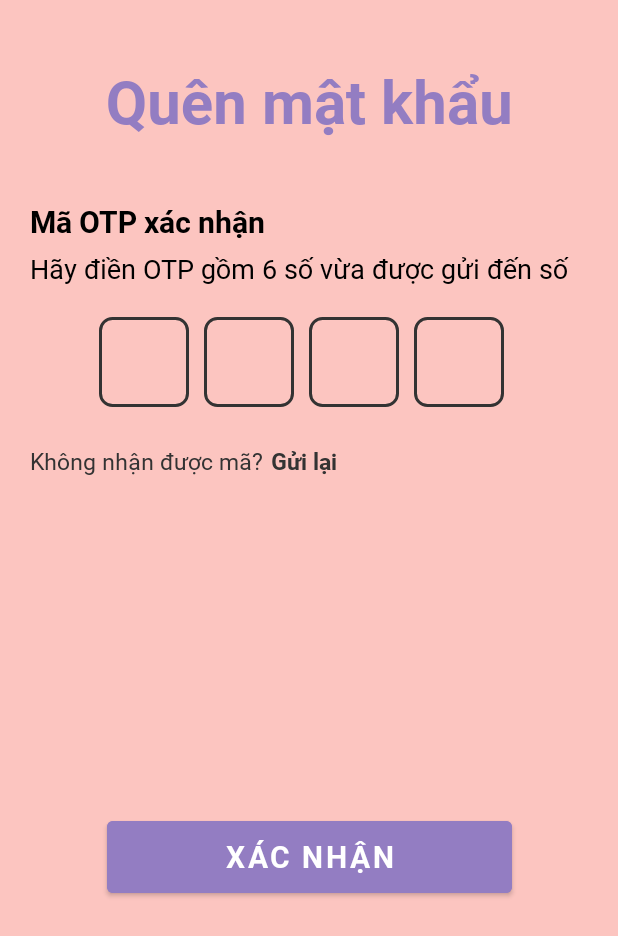
After one commit to binhpt310/DACN-Mobile, an Android app: the quenmatkhau2 screen opened directly, with no data from a screen before it, on a phone screen of 412 x 824 dp. The commit adds this screen. Shown: the top 936 px of the screen. Run offline under Robolectric (Android 15) with nearby library versions, the phone set to English and light mode, and no system bars.

Commit message:
layout quên mật khẩu

```diff
--- a/app/src/main/java/com/example/dacn/RetrofitInterface.java
+++ b/app/src/main/java/com/example/dacn/RetrofitInterface.java
@@ -23,7 +23,7 @@ public interface RetrofitInterface {
 
     RetrofitInterface retrofitInterface = new Retrofit.Builder()
 //            .baseUrl("http://192.168.1.8:3000")
-            .baseUrl("http://192.168.2.153:3000")
+            .baseUrl("http://10.45.161.167:3000")
             .addConverterFactory(GsonConverterFactory.create(gson))
             .build()
             .create(RetrofitInterface.class);
--- /dev/null
+++ b/app/src/main/java/com/example/dacn/quenmatkhau2.java
@@ -0,0 +1,14 @@
+package com.example.dacn;
+
+import androidx.appcompat.app.AppCompatActivity;
+
+import android.os.Bundle;
+
+public class quenmatkhau2 extends AppCompatActivity {
+
+    @Override
+    protected void onCreate(Bundle savedInstanceState) {
+        super.onCreate(savedInstanceState);
+        setContentView(R.layout.activity_quenmatkhau2);
+    }
+}
--- /dev/null
+++ b/app/src/main/res/drawable/bg_khung_otp.xml
@@ -0,0 +1,10 @@
+<?xml version="1.0" encoding="utf-8"?>
+<shape xmlns:android="http://schemas.android.com/apk/res/android"
+    android:shape="rectangle">
+
+    <stroke android:width="2dp"
+        android:color="@color/den80"/>
+
+    <corners android:radius="8dp"/>
+
+</shape>
--- a/app/src/main/res/layout/activity_dang_nhap.xml
+++ b/app/src/main/res/layout/activity_dang_nhap.xml
@@ -135,7 +135,7 @@
             android:layout_width="wrap_content"
             android:layout_height="wrap_content"
             android:layout_marginStart="5dp"
-            android:fontFamily="@font/roboto_medium"
+            android:fontFamily="@font/roboto_bold"
             android:text="Đăng Ký"
             android:textColor="@color/den80"
             android:textSize="15sp"
--- a/app/src/main/res/layout/activity_ontap_tracnghiem.xml
+++ b/app/src/main/res/layout/activity_ontap_tracnghiem.xml
@@ -338,6 +338,7 @@
         android:id="@+id/btn_on_xemnhanh"
         android:layout_width="match_parent"
         android:layout_height="wrap_content"
+        android:layout_marginBottom="10dp"
         android:fontFamily="@font/roboto_medium"
         android:padding="10dp"
         android:text="Tiếp theo"
--- /dev/null
+++ b/app/src/main/res/layout/activity_quenmatkhau2.xml
@@ -0,0 +1,169 @@
+<?xml version="1.0" encoding="utf-8"?>
+<androidx.constraintlayout.widget.ConstraintLayout xmlns:android="http://schemas.android.com/apk/res/android"
+    xmlns:app="http://schemas.android.com/apk/res-auto"
+    xmlns:tools="http://schemas.android.com/tools"
+    android:layout_width="match_parent"
+    android:layout_height="match_parent"
+    tools:context=".quenmatkhau2"
+    android:background="@color/hong">
+
+    <TextView
+        android:id="@+id/text1"
+        android:layout_width="wrap_content"
+        android:layout_height="wrap_content"
+        android:layout_marginTop="40dp"
+        android:fontFamily="@font/roboto_bold"
+        android:text="Quên mật khẩu"
+        android:textColor="@color/timxanh"
+        android:textSize="40sp"
+        app:layout_constraintBottom_toTopOf="@+id/linearLayout"
+        app:layout_constraintEnd_toEndOf="parent"
+        app:layout_constraintStart_toStartOf="parent"
+        app:layout_constraintTop_toTopOf="parent" />
+
+    <LinearLayout
+        android:id="@+id/linearLayout"
+        android:layout_width="match_parent"
+        android:layout_height="wrap_content"
+        android:layout_marginTop="20dp"
+        android:orientation="vertical"
+        android:padding="20dp"
+        app:layout_constraintEnd_toEndOf="parent"
+        app:layout_constraintStart_toStartOf="parent"
+        app:layout_constraintTop_toBottomOf="@+id/text1">
+
+        <TextView
+            android:layout_width="match_parent"
+            android:layout_height="wrap_content"
+            android:fontFamily="@font/roboto_bold"
+            android:text="Mã OTP xác nhận"
+            android:textColor="@color/den"
+            android:textSize="20sp" />
+
+        <TextView
+            android:layout_width="match_parent"
+            android:layout_height="wrap_content"
+            android:layout_marginTop="5dp"
+            android:fontFamily="@font/roboto_regular"
+            android:text="Hãy điền OTP gồm 6 số vừa được gửi đến số "
+            android:textColor="@color/den"
+            android:textSize="18sp" />
+
+    </LinearLayout>
+
+    <LinearLayout
+        android:id="@+id/linearLayout6"
+        android:layout_width="match_parent"
+        android:layout_height="wrap_content"
+        android:gravity="center"
+        android:orientation="horizontal"
+        app:layout_constraintTop_toBottomOf="@+id/linearLayout">
+
+        <EditText
+            android:id="@+id/ed_otp1"
+            android:layout_width="60dp"
+            android:layout_height="60dp"
+            android:layout_marginEnd="10dp"
+            android:background="@drawable/bg_khung_otp"
+            android:fontFamily="@font/roboto_bold"
+            android:gravity="center"
+            android:imeOptions="actionNext"
+            android:importantForAutofill="no"
+            android:inputType="number"
+            android:maxLength="1"
+            android:textColor="@color/den"
+            android:textSize="18sp" />
+
+        <EditText
+            android:id="@+id/ed_otp2"
+            android:layout_width="60dp"
+            android:layout_height="60dp"
+            android:layout_marginEnd="10dp"
+            android:background="@drawable/bg_khung_otp"
+            android:fontFamily="@font/roboto_bold"
+            android:gravity="center"
+            android:imeOptions="actionNext"
+            android:importantForAutofill="no"
+            android:inputType="number"
+            android:maxLength="1"
+            android:textColor="@color/den"
+            android:textSize="18sp" />
+
+        <EditText
+            android:id="@+id/ed_otp3"
+            android:layout_width="60dp"
+            android:layout_height="60dp"
+            android:layout_marginEnd="10dp"
+            android:background="@drawable/bg_khung_otp"
+            android:fontFamily="@font/roboto_bold"
+            android:gravity="center"
+            android:imeOptions="actionNext"
+            android:importantForAutofill="no"
+            android:inputType="number"
+            android:maxLength="1"
+            android:textColor="@color/den"
+            android:textSize="18sp" />
+
+        <EditText
+            android:id="@+id/ed_otp4"
+            android:layout_width="60dp"
+            android:layout_height="60dp"
+            android:layout_marginEnd="10dp"
+            android:background="@drawable/bg_khung_otp"
+            android:fontFamily="@font/roboto_bold"
+            android:gravity="center"
+            android:imeOptions="actionNext"
+            android:importantForAutofill="no"
+            android:inputType="number"
+            android:maxLength="1"
+            android:textColor="@color/den"
+            android:textSize="18sp" />
+
+    </LinearLayout>
+
+    <Button
+        android:id="@+id/btn_xacnhan"
+        android:layout_width="270dp"
+        android:layout_height="60dp"
+        android:backgroundTint="@color/timxanh"
+        android:fontFamily="@font/roboto_bold"
+        android:text="Xác nhận"
+        android:textColor="@color/trang"
+        android:textSize="20sp"
+        app:layout_constraintBottom_toBottomOf="parent"
+        app:layout_constraintEnd_toEndOf="parent"
+        app:layout_constraintStart_toStartOf="parent"
+        app:layout_constraintTop_toBottomOf="@+id/linearLayout3" />
+
+    <LinearLayout
+        android:id="@+id/linearLayout3"
+        android:layout_width="match_parent"
+        android:layout_height="wrap_content"
+        android:layout_marginStart="20dp"
+        android:layout_marginTop="25dp"
+        android:orientation="horizontal"
+        app:layout_constraintEnd_toEndOf="parent"
+        app:layout_constraintStart_toStartOf="parent"
+        app:layout_constraintTop_toBottomOf="@+id/linearLayout6">
+
+        <TextView
+            android:id="@+id/textView2"
+            android:layout_width="wrap_content"
+            android:layout_height="wrap_content"
+            android:fontFamily="@font/roboto_regular"
+            android:text="Không nhận được mã?"
+            android:textColor="@color/den80"
+            android:textSize="15sp" />
+
+        <TextView
+            android:id="@+id/btn_guilai_quenmk"
+            android:layout_width="wrap_content"
+            android:layout_height="wrap_content"
+            android:layout_marginStart="5dp"
+            android:fontFamily="@font/roboto_bold"
+            android:text="Gửi lại"
+            android:textColor="@color/den80"
+            android:textSize="15sp" />
+    </LinearLayout>
+
+</androidx.constraintlayout.widget.ConstraintLayout>
```
Also changed, not shown: app/src/main/AndroidManifest.xml (+14 -2 lines), app/src/main/java/com/example/dacn/cauhoi/ontap_tracnghiem.java (+48 -64 lines), app/src/main/java/com/example/dacn/quenmatkhau1.java (added, +14 -0 lines), app/src/main/java/com/example/dacn/quenmatkhau3.java (added, +14 -0 lines), app/src/main/java/com/example/dacn/quenmatkhau4.java (added, +14 -0 lines), app/src/main/res/layout/activity_bo_de_thi.xml (+5 -4 lines), app/src/main/res/layout/activity_quenmatkhau1.xml (added, +108 -0 lines), app/src/main/res/layout/activity_quenmatkhau3.xml (added, +95 -0 lines), app/src/main/res/layout/activity_quenmatkhau4.xml (added, +61 -0 lines), app/src/main/res/drawable/img_checkbox.png (added).
